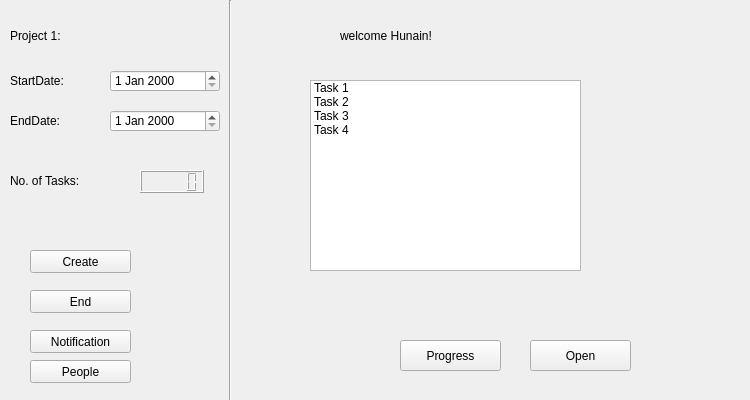
First picture: the form in Tasks.ui, repository huzaifa112003/Project-Management-Systems, before the edit.
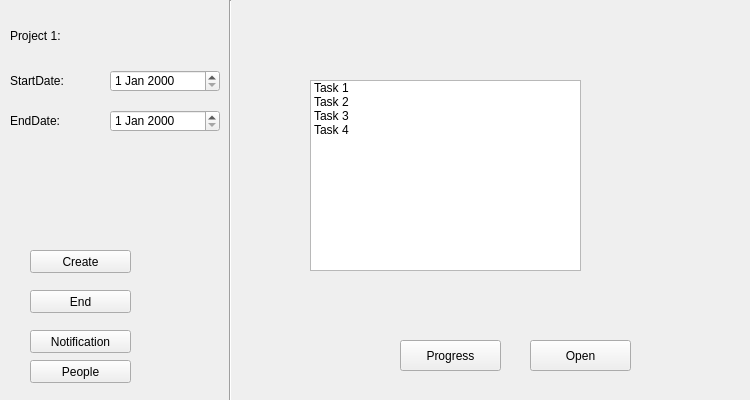
Second picture: the form after the edit.

Patch:
```diff
--- a/Tasks.ui
+++ b/Tasks.ui
@@ -13,23 +13,6 @@
   <property name="windowTitle">
    <string>Form</string>
   </property>
-  <widget class="QLabel" name="label">
-   <property name="geometry">
-    <rect>
-     <x>340</x>
-     <y>10</y>
-     <width>241</width>
-     <height>51</height>
-    </rect>
-   </property>
-   <property name="styleSheet">
-    <string notr="true">font: 20pt  &quot;Yu Gothic UI Semibold&quot;;
-</string>
-   </property>
-   <property name="text">
-    <string>welcome Hunain!</string>
-   </property>
-  </widget>
   <widget class="QListWidget" name="listWidget">
    <property name="geometry">
     <rect>
@@ -128,33 +111,6 @@
     <enum>Qt::Vertical</enum>
    </property>
   </widget>
-  <widget class="QLCDNumber" name="lcdNumber">
-   <property name="geometry">
-    <rect>
-     <x>140</x>
-     <y>170</y>
-     <width>64</width>
-     <height>23</height>
-    </rect>
-   </property>
-  </widget>
-  <widget class="QLabel" name="label_3">
-   <property name="geometry">
-    <rect>
-     <x>10</x>
-     <y>170</y>
-     <width>121</width>
-     <height>21</height>
-    </rect>
-   </property>
-   <property name="styleSheet">
-    <string notr="true">font: 12pt  &quot;Yu Gothic UI Semibold&quot;;
-</string>
-   </property>
-   <property name="text">
-    <string>No. of Tasks:</string>
-   </property>
-  </widget>
   <widget class="QDateEdit" name="dateEdit">
    <property name="geometry">
     <rect>
```
